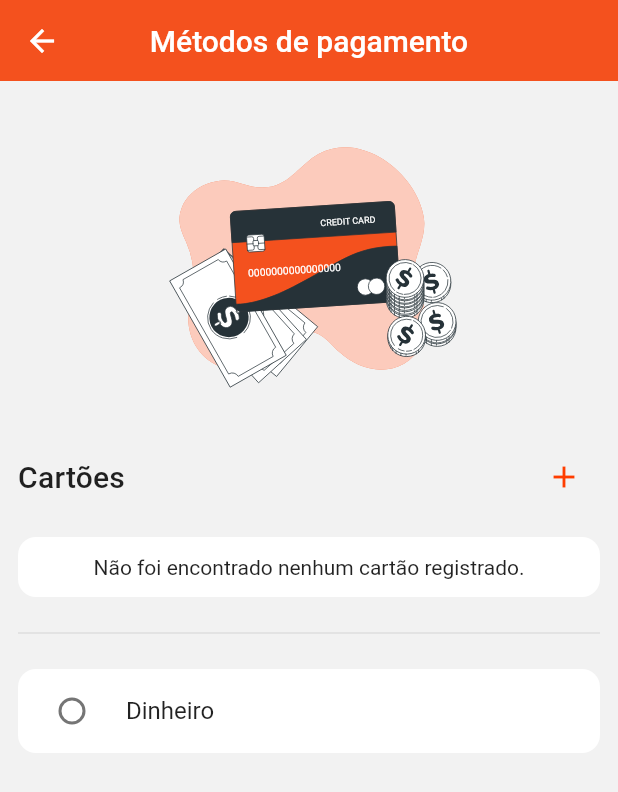
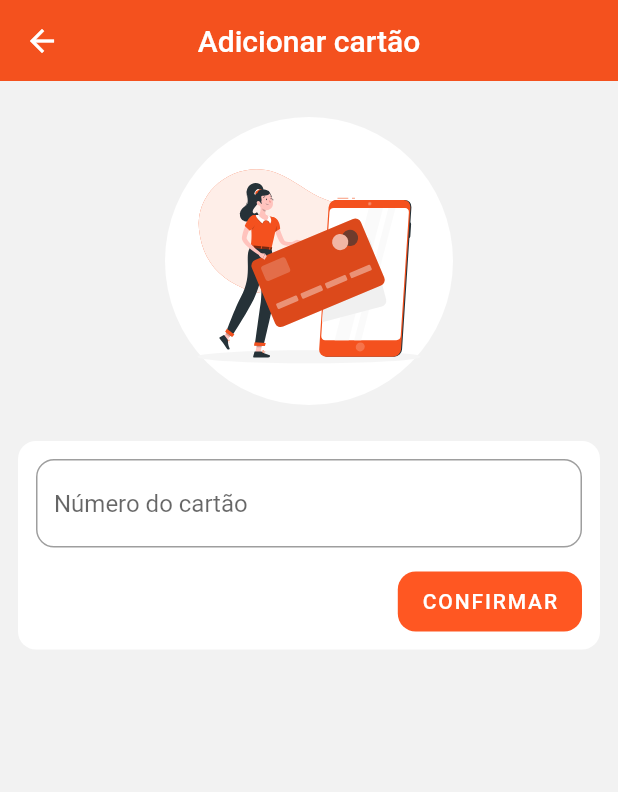
Before and after one commit to mf-tech-solutions/myfood-temp, a Flutter app: the PaymentMethodsScreen screen opened by its route, after a tap on the "add" icon, on a phone screen of 412 x 824 dp. Shown: the top 792 px of the screen. Run offline on Flutter 3.47's test engine with Material 2 defaults, Android fonts, the phone set to English and light mode, and no system bars; our stand-ins replace flutter_redux, flutter_svg, mask_text_input_formatter, redux, redux_thunk; accounts and stored records are empty.

Commit message:
added card adding feature

```diff
--- a/lib/components/app_drawer/app_drawer.dart
+++ b/lib/components/app_drawer/app_drawer.dart
@@ -47,6 +47,12 @@ class AppDrawer extends StatelessWidget {
           ),
           SizedBox(height: 16),
           Divider(),
+          SizedBox(height: 16),
+          ListTile(
+            title: Text('Métodos de pagamento'),
+            trailing: Icon(Icons.chevron_right_rounded),
+            onTap: () => Navigator.of(context).pushNamed(paymentMethodsRoute),
+          )
         ],
       ),
     );
--- a/lib/components/outlined_input.dart
+++ b/lib/components/outlined_input.dart
@@ -1,3 +1,4 @@
+import 'package:MyFood/constants.dart';
 import 'package:flutter/material.dart';
 import 'package:flutter/services.dart';
 
--- /dev/null
+++ b/lib/components/screen_icon_avatar.dart
@@ -0,0 +1,20 @@
+import 'package:MyFood/components/large_icon_avatar.dart';
+import 'package:flutter/material.dart';
+
+class ScreenIconAvatar extends StatelessWidget {
+  final Widget child;
+
+  const ScreenIconAvatar({Key key, this.child}) : super(key: key);
+
+  @override
+  Widget build(BuildContext context) {
+    return Hero(
+      tag: 'screen_icon_avatar',
+      child: LargeIconAvatar(
+        child: child,
+        backgroundColor: Colors.white,
+        size: 8 * 24.0,
+      ),
+    );
+  }
+}
--- a/lib/modules/cart/components/cart_screen/payment_section.dart
+++ b/lib/modules/cart/components/cart_screen/payment_section.dart
@@ -1,7 +1,7 @@
-import 'package:MyFood/modules/cart/components/cart_screen/payment_method_view.dart';
 import 'package:flutter/material.dart';
 import 'package:flutter_redux/flutter_redux.dart';
 
+import 'payment_method_view.dart';
 import 'user_social_security.dart';
 import '../../models/payment_method.dart';
 import '../../../user/models/user.dart';
--- a/lib/modules/cart/components/formatters.dart
+++ b/lib/modules/cart/components/formatters.dart
@@ -6,6 +6,10 @@ class CpfFormatter extends MaskTextInputFormatter {
   }) : super(mask: '###.###.###-##');
 }
 
+class UserCardFormatter extends MaskTextInputFormatter {
+  UserCardFormatter() : super(mask: '#### #### #### ####');
+}
+
 class UserCardLastDigitsFormatter extends MaskTextInputFormatter {
   UserCardLastDigitsFormatter() : super(mask: '**** ####');
 }
--- a/lib/modules/cart/components/payment_methods/payment_methods_list.dart
+++ b/lib/modules/cart/components/payment_methods/payment_methods_list.dart
@@ -1,4 +1,3 @@
-import 'package:MyFood/components/small_icon_button.dart';
 import 'package:flutter/material.dart';
 import 'package:flutter_redux/flutter_redux.dart';
 
@@ -11,22 +10,32 @@ import '../../store/state.dart';
 import '../../store/selectors.dart';
 import '../../../../constants.dart';
 import '../../../../store/state.dart';
+import '../../../../components/small_icon_button.dart';
 
 class PaymentMethodsList extends StatelessWidget {
   final _cardFormatter = UserCardLastDigitsFormatter();
   final _padding = EdgeInsets.symmetric(vertical: 12);
 
-  PaymentMethodsList() {
-    getUserCards();
-  }
-
   Widget get _loader {
     return Center(child: CircularProgressIndicator());
   }
 
-  Widget get _noCards {
+  Widget get _noCardsMessage {
     return Center(
       child: Text('Não foi encontrado nenhum cartão registrado.'),
+    );
+  }
+
+  Widget get _moneyCard {
+    final selectedPaymentMethod = getSelectedPaymentMethod();
+
+    return Card(
+      child: RadioListTile<PaymentMethodType>(
+        groupValue: selectedPaymentMethod?.type,
+        value: PaymentMethodType.MONEY,
+        title: Text('Dinheiro'),
+        onChanged: (_) => setPaymentMethod(PaymentMethod.money()),
+      ),
     );
   }
 
@@ -66,25 +75,14 @@ class PaymentMethodsList extends StatelessWidget {
 
   Widget _separatorBuilder(_, __) => Divider(height: 0);
 
-  Widget get moneyCard {
-    final selectedPaymentMethod = getSelectedPaymentMethod();
-
-    return Card(
-      child: RadioListTile<PaymentMethodType>(
-        groupValue: selectedPaymentMethod?.type,
-        value: PaymentMethodType.MONEY,
-        title: Text('Dinheiro'),
-        onChanged: (_) => setPaymentMethod(PaymentMethod.money()),
-      ),
-    );
-  }
-
   @override
   Widget build(BuildContext context) {
     return StoreConnector<AppState, CartState>(
       converter: (store) => store.state.cartState,
       builder: (_, state) {
         final cards = state.cards;
+
+        if (shouldLoadCards()) getUserCards();
 
         if (state.loadingCards) return _loader;
 
@@ -94,7 +92,7 @@ class PaymentMethodsList extends StatelessWidget {
               child: Padding(
                 padding: _padding,
                 child: AnimatedCrossFade(
-                  firstChild: _noCards,
+                  firstChild: _noCardsMessage,
                   secondChild: _buildList(cards),
                   crossFadeState: cards == null || cards.length == 0
                       ? CrossFadeState.showFirst
@@ -103,8 +101,8 @@ class PaymentMethodsList extends StatelessWidget {
                 ),
               ),
             ),
-            Divider(height: 48),
-            moneyCard,
+            Divider(height: 32),
+            _moneyCard,
           ],
         );
       },
--- /dev/null
+++ b/lib/modules/cart/components/payment_methods/user_card_input.dart
@@ -0,0 +1,24 @@
+import 'package:MyFood/modules/cart/components/formatters.dart';
+import 'package:flutter/material.dart';
+import 'package:flutter/services.dart';
+
+import '../../../../components/outlined_input.dart';
+
+class UserCardInput extends StatelessWidget {
+  final _inputFormatter = UserCardFormatter();
+  final TextEditingController controller;
+
+  UserCardInput({Key key, @required this.controller}) : super(key: key);
+
+  @override
+  Widget build(BuildContext context) {
+    return OutlinedInput(
+      hintText: 'Número do cartão',
+      controller: controller,
+      inputFormatters: [
+        _inputFormatter,
+        LengthLimitingTextInputFormatter(20),
+      ],
+    );
+  }
+}
--- a/lib/modules/cart/models/card.dart
+++ b/lib/modules/cart/models/card.dart
@@ -4,8 +4,9 @@ import 'package:flutter/material.dart';
 class UserCard {
   final int id;
   final String lastDigits;
+  final String number;
 
-  UserCard({@required this.id, @required this.lastDigits});
+  UserCard({@required this.id, @required this.lastDigits, this.number});
 
   factory UserCard.fromJson(Map<String, dynamic> json) {
     return UserCard(
@@ -13,4 +14,17 @@ class UserCard {
       lastDigits: json['cardNumber'],
     );
   }
+
+  factory UserCard.fromDto(UserCardDto dto) {
+    return UserCard(id: dto.id, lastDigits: dto.lastDigits);
+  }
 }
+
+class UserCardDto {
+  final int id;
+  final String cardNumber;
+
+  String get lastDigits => cardNumber.substring(cardNumber.length - 4);
+
+  UserCardDto({@required this.cardNumber, this.id});
+}
--- a/lib/modules/cart/store/selectors.dart
+++ b/lib/modules/cart/store/selectors.dart
@@ -1,5 +1,4 @@
-import 'package:MyFood/modules/cart/models/card.dart';
-
+import '../models/card.dart';
 import '../models/cart_product.dart';
 import '../models/payment_method.dart';
 import '../models/payment_mothod_type.dart';
@@ -26,6 +25,10 @@ UserCard getCardById({int cardId}) {
   );
 }
 
+bool shouldLoadCards() {
+  return AppStore.store.state.cartState.shouldLoadCards;
+}
+
 PaymentMethod getSelectedPaymentMethod() {
   return AppStore.store.state.cartState.paymentMethod;
 }
--- a/lib/routes.dart
+++ b/lib/routes.dart
@@ -5,15 +5,16 @@ import 'constants.dart';
 import 'screens/home.dart';
 import 'screens/landing.dart';
 import 'screens/menu.dart';
+import 'screens/cart/add_user_card.dart';
+import 'screens/cart/cart.dart';
+import 'screens/cart/payment_methods.dart';
+import 'screens/food/games_screen.dart';
+import 'screens/food/recipes_screen.dart';
+import 'screens/food/search_screen.dart';
 import 'screens/user/user.dart';
 import 'screens/user/user_edit.dart';
 import 'screens/user/login.dart';
-import 'screens/cart/payment_methods.dart';
 import 'screens/user/signup.dart';
-import 'screens/cart/cart.dart';
-import 'screens/food/games_screen.dart';
-import 'screens/food/recipes_screen.dart';
-import 'screens/food/search_screen.dart';
 
 class Routes {
   static Route<dynamic> generateRoute(RouteSettings settings) {
@@ -75,6 +76,9 @@ class Routes {
       case paymentMethodsRoute:
         return Utils.pageRouteBuilder(PaymentMethodsScreen());
 
+      case addUserCardRoute:
+        return Utils.pageRouteBuilder(AddUserCardScreen());
+
       default:
         return MaterialPageRoute(
           builder: (_) => HomeScreen(),
@@ -90,6 +94,7 @@ const String recipesRoute = '/recipes';
 const String gamesRoute = '/games';
 const String searchRoute = '/search';
 const String paymentMethodsRoute = '/paymentMethods';
+const String addUserCardRoute = '/addUserCard';
 
 const String loginRoute = '/login';
 const String signupRoute = '/signup';
--- /dev/null
+++ b/lib/screens/cart/add_user_card.dart
@@ -0,0 +1,108 @@
+import 'package:MyFood/components/alert_dialog.dart';
+import 'package:MyFood/modules/cart/components/formatters.dart';
+import 'package:MyFood/modules/cart/models/card.dart';
+import 'package:MyFood/modules/cart/resource.dart';
+import 'package:MyFood/modules/cart/store/actionCreators.dart';
+import 'package:MyFood/utils.dart';
+import 'package:flutter/material.dart';
+import 'package:flutter_svg/flutter_svg.dart';
+
+import '../../components/screen_icon_avatar.dart';
+import '../../components/app_bar/app_bar.dart';
+import '../../modules/cart/components/payment_methods/user_card_input.dart';
+
+class AddUserCardScreen extends StatelessWidget {
+  final _cardNumberController = TextEditingController();
+  final _cardNumberFormatter = UserCardFormatter();
+
+  Widget getOkButton(BuildContext context) {
+    return TextButton(
+      child: Text(CartResource.ok.toUpperCase()),
+      onPressed: () => Navigator.of(context).pop(),
+    );
+  }
+
+  void _onConfirmCallback(BuildContext context) {
+    final okButton = getOkButton(context);
+    final actions = [okButton];
+
+    if (!cardNumberIsValid()) {
+      Utils.showContentOnlyDialog(
+        context: context,
+        child: MyAlertDialog(
+          title: Text('Número inválido de cartão'),
+          actions: actions,
+        ),
+      );
+      return;
+    }
+
+    final unmaskedCardNumber =
+        _cardNumberFormatter.unmaskText(_cardNumberController.text);
+
+    addUserCard(
+      UserCardDto(
+        cardNumber: unmaskedCardNumber,
+      ),
+    ).then(
+      (value) => Utils.showContentOnlyDialog(
+        context: context,
+        child: MyAlertDialog(
+          title: Text('Cartão adicionado com sucesso'),
+          actions: actions,
+        ),
+      ),
+    );
+  }
+
+  bool cardNumberIsValid() {
+    final unmaskedCardNumber =
+        _cardNumberFormatter.unmaskText(_cardNumberController.text);
+    return unmaskedCardNumber.length == 16;
+  }
+
+  @override
+  Widget build(BuildContext context) {
+    return Scaffold(
+      appBar: MyAppBar(
+        title: 'Adicionar cartão',
+      ),
+      body: ListView(
+        padding: EdgeInsets.symmetric(vertical: 24, horizontal: 12),
+        children: [
+          ScreenIconAvatar(
+            child: Stack(
+              children: [
+                SvgPicture.asset('assets/images/add_user_card.svg'),
+              ],
+            ),
+          ),
+          SizedBox(height: 24),
+          Card(
+            child: Padding(
+              padding: EdgeInsets.all(12),
+              child: Column(
+                crossAxisAlignment: CrossAxisAlignment.end,
+                children: [
+                  UserCardInput(controller: _cardNumberController),
+                  SizedBox(height: 16),
+                  SizedBox(
+                    height: 40,
+                    child: RaisedButton(
+                      elevation: 0,
+                      child: Text(
+                        CartResource.confirm.toUpperCase(),
+                        style: TextStyle(color: Colors.white),
+                      ),
+                      onPressed: () => _onConfirmCallback(context),
+                    ),
+                  ),
+                ],
+              ),
+            ),
+          ),
+        ],
+      ),
+    );
+  }
+}
--- a/lib/screens/cart/payment_methods.dart
+++ b/lib/screens/cart/payment_methods.dart
@@ -2,11 +2,16 @@ import 'package:flutter/material.dart';
 import 'package:flutter/rendering.dart';
 import 'package:flutter_svg/flutter_svg.dart';
 
+import '../../components/screen_icon_avatar.dart';
+import '../../components/app_bar/app_bar.dart';
 import '../../modules/cart/components/payment_methods/payment_methods_list.dart';
-import '../../components/large_icon_avatar.dart';
-import '../../components/app_bar/app_bar.dart';
+import '../../routes.dart';
 
 class PaymentMethodsScreen extends StatelessWidget {
+  void goToAddUsercardScreen(BuildContext context) {
+    Navigator.of(context).pushNamed(addUserCardRoute);
+  }
+
   @override
   Widget build(BuildContext context) {
     final theme = Theme.of(context);
@@ -15,13 +20,12 @@ class PaymentMethodsScreen extends StatelessWidget {
     return Scaffold(
       appBar: MyAppBar(title: 'Métodos de pagamento'),
       body: ListView(
-        padding: EdgeInsets.fromLTRB(12, 0, 12, 24),
+        padding: EdgeInsets.symmetric(vertical: 24, horizontal: 12),
         children: [
-          LargeIconAvatar(
+          ScreenIconAvatar(
             child: SvgPicture.asset('assets/images/payment_method.svg'),
-            backgroundColor: Colors.transparent,
-            size: 8 * 30.0,
           ),
+          SizedBox(height: 24),
           ListView(
             physics: NeverScrollableScrollPhysics(),
             shrinkWrap: true,
@@ -36,7 +40,7 @@ class PaymentMethodsScreen extends StatelessWidget {
                   ),
                   IconButton(
                     icon: Icon(Icons.add, color: theme.accentColor),
-                    onPressed: () {},
+                    onPressed: () => goToAddUsercardScreen(context),
                   ),
                 ],
               ),
```
Also changed, not shown: lib/modules/cart/service.dart (+10 -1 lines), lib/modules/cart/store/actionCreators.dart (+13 -1 lines), lib/modules/cart/store/actions.dart (+20 -0 lines), lib/modules/cart/store/reducer.dart (+32 -3 lines), lib/modules/cart/store/state.dart (+6 -10 lines), assets/images/add_user_card.svg (added).
